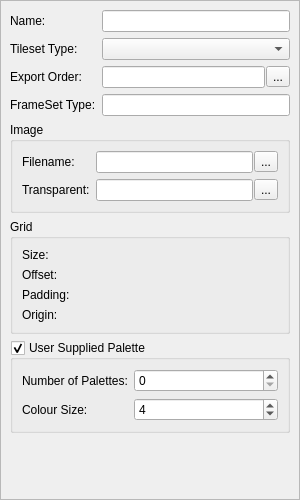
The window that src/gui-qt/metasprite/spriteimporter/framesetdock.ui (undisbeliever/untech-editor) describes before a commit, drawn with Qt 5.
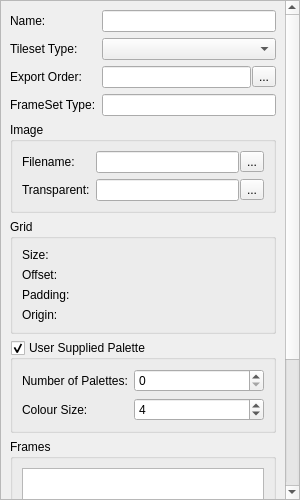
The same window after the commit. Custom widgets are drawn as their Qt base class.

Commit message: gui-si: select Frame from list of frame names

Patch:
```diff
--- a/src/gui-qt/metasprite/spriteimporter/framesetdock.ui
+++ b/src/gui-qt/metasprite/spriteimporter/framesetdock.ui
@@ -49,8 +49,8 @@
         <rect>
          <x>0</x>
          <y>0</y>
-         <width>298</width>
-         <height>479</height>
+         <width>284</width>
+         <height>704</height>
         </rect>
        </property>
        <property name="minimumSize">
@@ -293,17 +293,26 @@
          </widget>
         </item>
         <item>
-         <spacer name="verticalSpacer">
-          <property name="orientation">
-           <enum>Qt::Vertical</enum>
+         <widget class="QGroupBox" name="frameBox">
+          <property name="title">
+           <string>Frames</string>
           </property>
-          <property name="sizeHint" stdset="0">
-           <size>
-            <width>20</width>
-            <height>40</height>
-           </size>
-          </property>
-         </spacer>
+          <layout class="QVBoxLayout" name="verticalLayout_2">
+           <item>
+            <widget class="QListView" name="frameList">
+             <property name="sizePolicy">
+              <sizepolicy hsizetype="MinimumExpanding" vsizetype="MinimumExpanding">
+               <horstretch>0</horstretch>
+               <verstretch>0</verstretch>
+              </sizepolicy>
+             </property>
+             <property name="selectionMode">
+              <enum>QAbstractItemView::SingleSelection</enum>
+             </property>
+            </widget>
+           </item>
+          </layout>
+         </widget>
         </item>
        </layout>
       </widget>
```
The commit also changes 8 other files.
